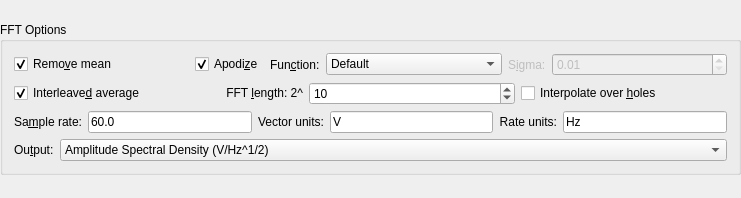
The window that src/widgets/fftoptions.ui (Kst-plot/kst) describes before a commit, drawn with Qt 5.
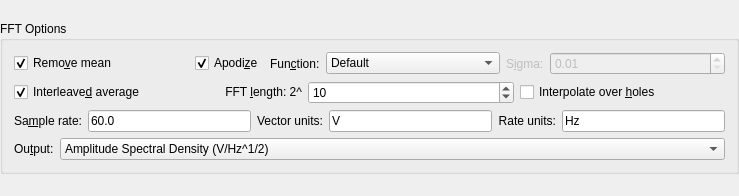
The same window after the commit.

Diff of the .ui file:
```diff
--- a/src/widgets/fftoptions.ui
+++ b/src/widgets/fftoptions.ui
@@ -6,8 +6,8 @@
    <rect>
     <x>0</x>
     <y>0</y>
-    <width>741</width>
-    <height>198</height>
+    <width>739</width>
+    <height>196</height>
    </rect>
   </property>
   <layout class="QGridLayout" name="gridLayout_2">
```
Left out of the diff: 6 changed lines with no effect on the pictures.
